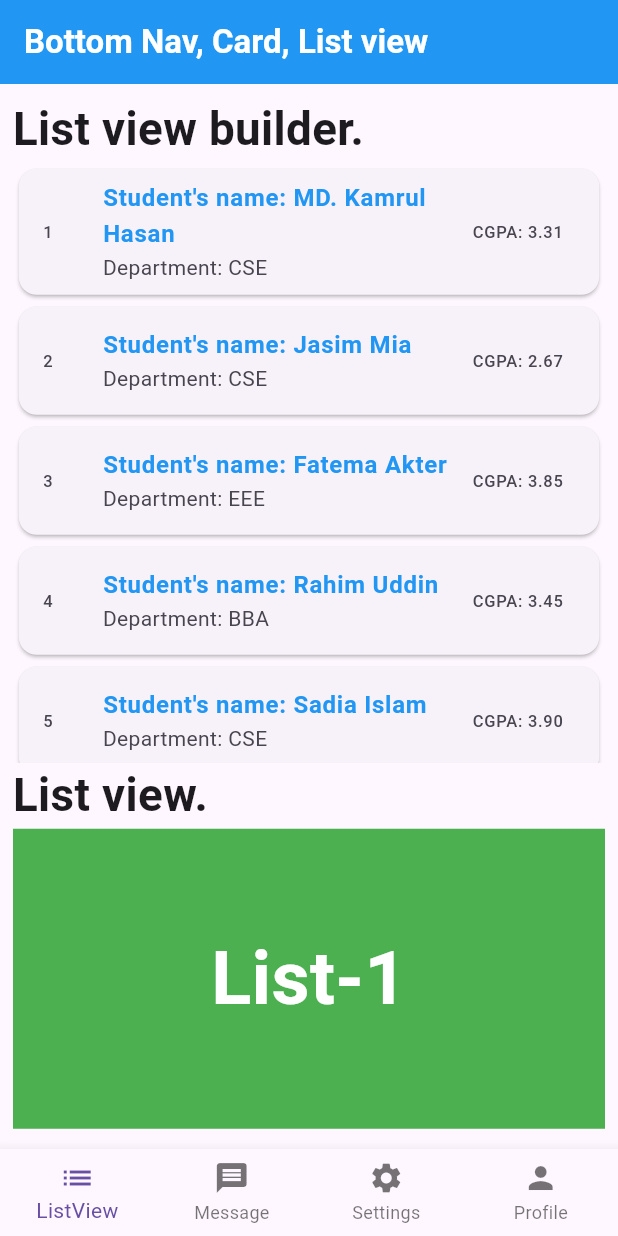
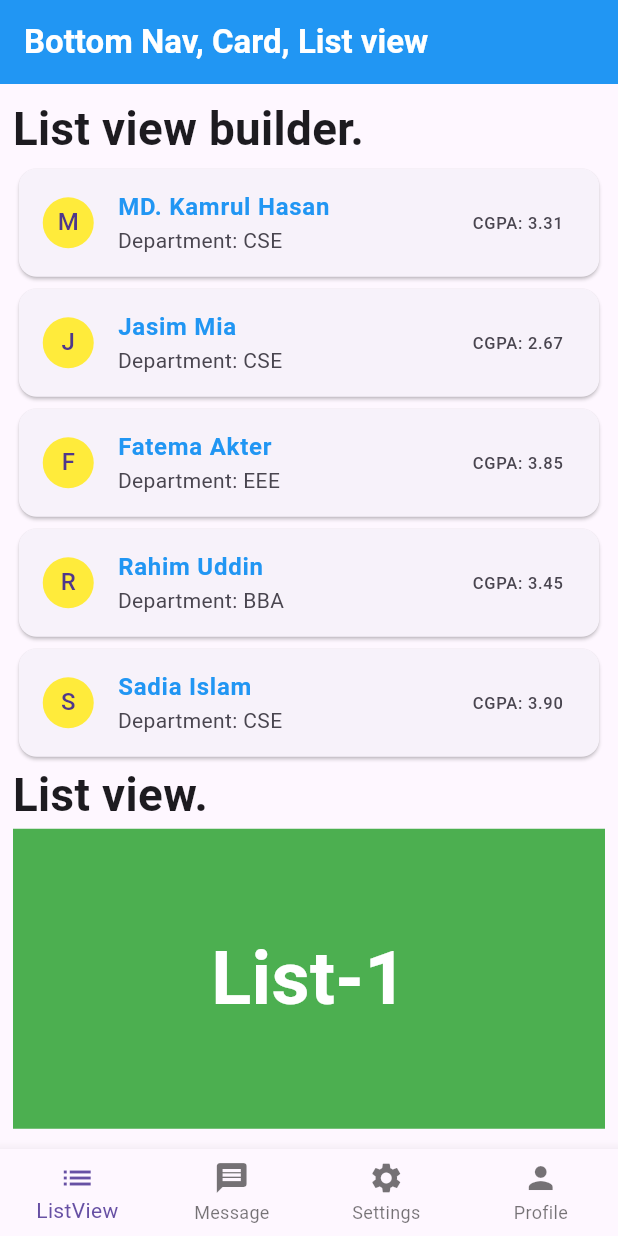
Before and after one commit to kamrul-CSE-official/route_listview_card, a Flutter app: the screen it shows after launch, on a phone screen of 412 x 824 dp. Run offline on Flutter 3.47's test engine with Material 3 defaults, Android fonts, the phone set to English and light mode, and no system bars.

```diff
--- a/lib/screens/home.dart
+++ b/lib/screens/home.dart
@@ -46,9 +46,13 @@ class _homeState extends State<home> {
                        StudentModel student = students[index];
                        return Card(
                          child: ListTile(
-                           leading: Text(student.id!),
+                           leading: CircleAvatar(
+                             radius: 17,
+                             backgroundColor: Colors.yellow,
+                             child: Text(student.name!.substring(0, 1))
+                           ),
                            title: Text(
-                             "Student's name: ${student.name!}",
+                             student.name!,
                              style: TextStyle(
                                  color: Colors.blue,
                                  fontWeight: FontWeight.bold
```
